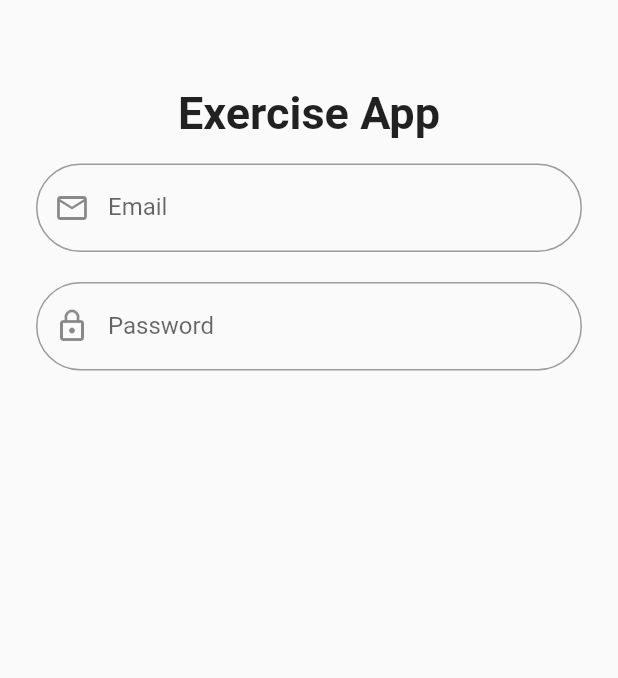
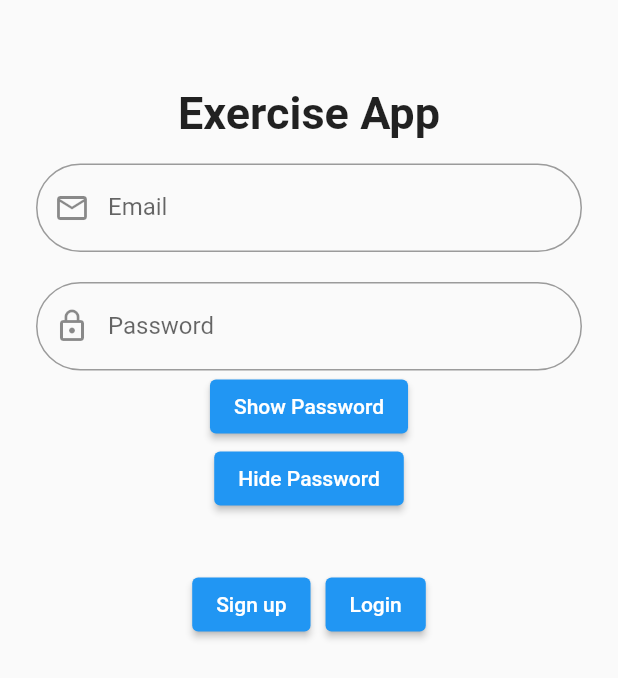
Before and after one commit to arubberduck101/FitnessApp, a Flutter app: the screen it shows after launch, on a phone screen of 412 x 824 dp. Shown: the top 678 px of the screen. Run offline on Flutter 3.47's test engine with Material 2 defaults, Android fonts, the phone set to English and light mode, and no system bars; statements that could not run were skipped.

Commit message:
finish login LoginPage

```diff
--- a/lib/login_screen.dart
+++ b/lib/login_screen.dart
@@ -1,9 +1,10 @@
+// ignore_for_file: prefer_const_constructors
+
 import 'package:flutter/material.dart';
 
 class LoginPage extends StatelessWidget {
-  const LoginPage({Key? key}) : super(key: key);
+  const LoginPage({super.key});
 
-  @override
   Widget build(BuildContext context) {
     return Scaffold(
         body: ListView(
@@ -12,18 +13,15 @@ class LoginPage extends StatelessWidget {
         const SizedBox(
           height: 50,
         ),
-          const Text(
-            "Exercise App",
+
+        // Text component --> align the text in the center, and make it bold and make font size 30
+        const Text("Exercise App",
             textAlign: TextAlign.center,
-            style: TextStyle(fontWeight: FontWeight.bold, fontSize: 30),
-          ),
-          Padding(
-            padding: EdgeInsets.all(16.0),
-            child: LoginForm(),
-          ),
+            style: TextStyle(fontWeight: FontWeight.bold, fontSize: 30)),
+
+        Padding(padding: EdgeInsets.all(16.0), child: LoginForm()),
       ],
-      ),
-    );
+    ));
   }
 }
 
@@ -47,53 +45,95 @@ class _LoginFormState extends State<LoginForm> {
     return Form(
       key: _formKey,
       child: Column(
+        mainAxisAlignment: MainAxisAlignment.spaceAround,
         children: <Widget>[
+          // email
           TextFormField(
+              // initialValue: 'Input text',
               decoration: const InputDecoration(
                 prefixIcon: Icon(Icons.email_outlined),
-              labelText: "Email",
+                labelText: 'Email',
                 border: OutlineInputBorder(
                   borderRadius: BorderRadius.all(
                     Radius.circular(100.0),
                   ),
-              )
-
-            )
                 ),
+              ),
+              validator: (value) {
+                if (value!.isEmpty) {
+                  return "Please enter your email";
+                }
+                return null;
+              },
+              onSaved: (val) {
+                email = val;
+              }),
 
           SizedBox(
             height: 20,
           ),
           // password
           TextFormField(
-            //intialValue: "input text"
-            decoration: const InputDecoration(
-
-              labelText: "Password",
-              prefixIcon: Icon(Icons.lock_outline),
-              border: OutlineInputBorder(
+            // initialValue: 'Input text',
+            decoration: InputDecoration(
+              labelText: 'Password',
+              prefixIcon: const Icon(Icons.lock_outline),
+              border: const OutlineInputBorder(
                 borderRadius: BorderRadius.all(
                   Radius.circular(100.0),
                 ),
               ),
+            ),
 
+            obscureText: _obscureText,
           ),
-            validator: (value)  {
-              if(value!.isEmpty){
-                return "Please Enter your email";
-              }
-            }
+
+          ElevatedButton(
+              onPressed: () {
+                setState(() {
+                  _obscureText = false;
+                });
+              },
+              child: Text("Show Password")),
+          ElevatedButton(
+              onPressed: () {
+                setState(() {
+                  _obscureText = true;
+                });
+              },
+              child: Text("Hide Password")),
+
+SizedBox(
+  height: 40,
+),
+SizedBox(
+  height: 40,
+  child: Row(
+    mainAxisAlignment: MainAxisAlignment.center,
+    children: [
+      ElevatedButton(
+        onPressed: () {
+          setState(() {
+            _obscureText = true;
+          });
+        },
+        child: Text("Sign up"),
+      ),
+      SizedBox(width: 10),
+      ElevatedButton(
+        onPressed: () {
+          setState(() {
+            _obscureText = true;
+          });
+        },
+        child: Text("Login"),
+      ),
+    ],
+  ),
 ),
 
     ]
-
     )
     );
-
   }
 }
-
-class SizeBox {
-}
-// are you ok
-// I am soooo hungary
```
Also changed, not shown: 1 other file. Lines whose indentation alone changed are shown as unchanged.
